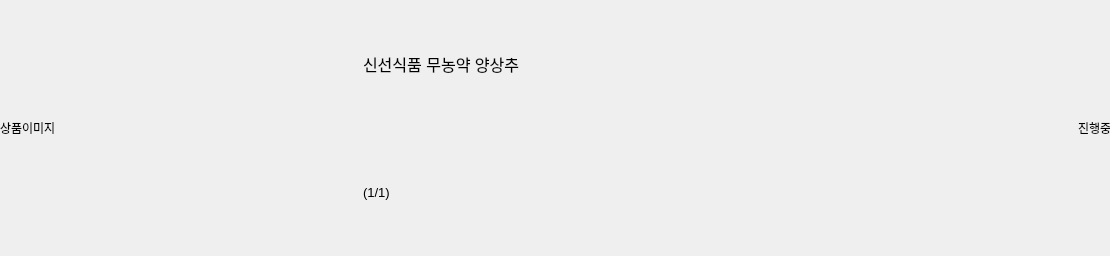
Qt form shopee_ros2/src/shopee_app/shopee_app/ui/cart_select_item.ui (addinedu-roscamp-7th/roscamp-repo-1) before a commit.
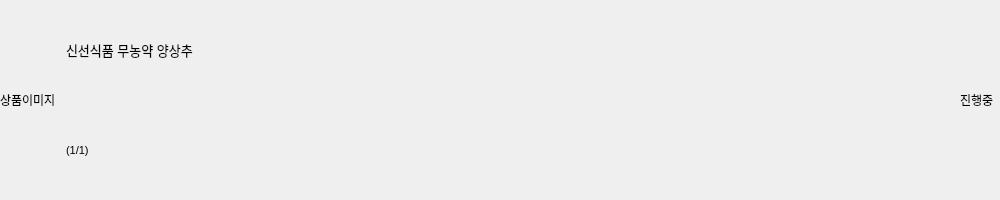
The same form after that commit.

Diff of the .ui file:
```diff
--- a/shopee_ros2/src/shopee_app/shopee_app/ui/cart_select_item.ui
+++ b/shopee_ros2/src/shopee_app/shopee_app/ui/cart_select_item.ui
@@ -6,10 +6,22 @@
    <rect>
     <x>0</x>
     <y>0</y>
-    <width>1110</width>
-    <height>256</height>
+    <width>1000</width>
+    <height>200</height>
    </rect>
   </property>
+  <property name="sizePolicy">
+   <sizepolicy hsizetype="Preferred" vsizetype="Preferred">
+    <horstretch>0</horstretch>
+    <verstretch>0</verstretch>
+   </sizepolicy>
+  </property>
+  <property name="maximumSize">
+   <size>
+    <width>16777215</width>
+    <height>16777215</height>
+   </size>
+  </property>
   <property name="windowTitle">
    <string>Form</string>
   </property>
@@ -31,6 +43,24 @@
    </property>
    <item>
     <widget class="QLabel" name="item_image">
+     <property name="sizePolicy">
+      <sizepolicy hsizetype="Fixed" vsizetype="Fixed">
+       <horstretch>0</horstretch>
+       <verstretch>0</verstretch>
+      </sizepolicy>
+     </property>
+     <property name="minimumSize">
+      <size>
+       <width>40</width>
+       <height>40</height>
+      </size>
+     </property>
+     <property name="maximumSize">
+      <size>
+       <width>16777215</width>
+       <height>16777215</height>
+      </size>
+     </property>
      <property name="frameShape">
       <enum>QFrame::NoFrame</enum>
      </property>
@@ -48,7 +78,7 @@
       <widget class="QLabel" name="item_name">
        <property name="font">
         <font>
-         <pointsize>12</pointsize>
+         <pointsize>10</pointsize>
         </font>
        </property>
        <property name="text">
@@ -63,12 +93,15 @@
       <widget class="QLabel" name="item_count">
        <property name="font">
         <font>
-         <pointsize>10</pointsize>
+         <pointsize>8</pointsize>
         </font>
        </property>
        <property name="text">
         <string>(1/1)</string>
        </property>
+       <property name="wordWrap">
+        <bool>true</bool>
+       </property>
       </widget>
      </item>
     </layout>
@@ -78,16 +111,22 @@
      <property name="enabled">
       <bool>true</bool>
      </property>
+     <property name="sizePolicy">
+      <sizepolicy hsizetype="Fixed" vsizetype="Fixed">
+       <horstretch>0</horstretch>
+       <verstretch>0</verstretch>
+      </sizepolicy>
+     </property>
      <property name="minimumSize">
       <size>
-       <width>32</width>
-       <height>32</height>
+       <width>40</width>
+       <height>40</height>
       </size>
      </property>
      <property name="maximumSize">
       <size>
-       <width>32</width>
-       <height>32</height>
+       <width>40</width>
+       <height>40</height>
       </size>
      </property>
      <property name="frameShape">
```
Left out of the diff: 3 changed lines with no effect on the pictures.
